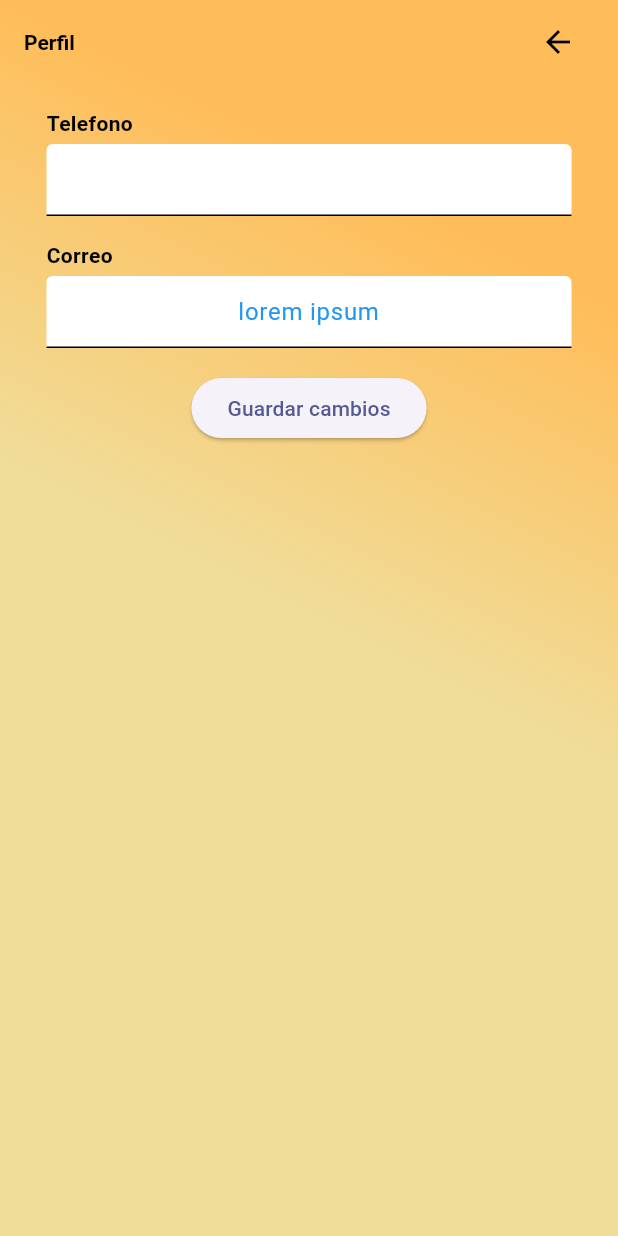
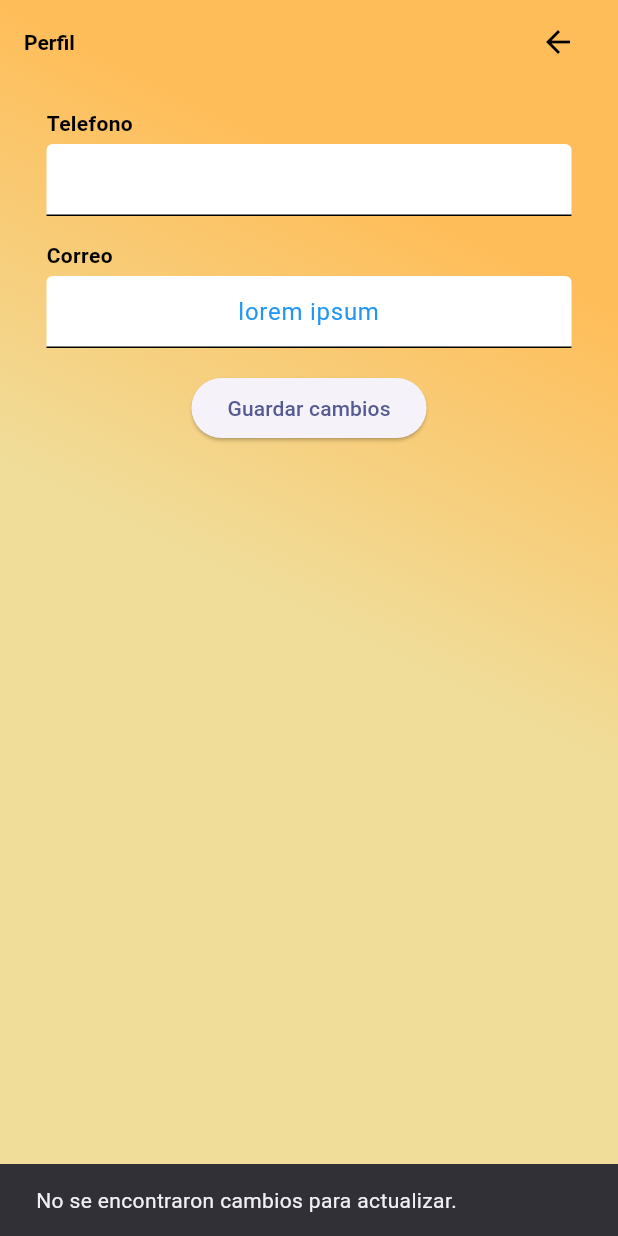
Before and after one commit to Jncr22/flutter-eventview-app, a Flutter app: the SettingAccountView screen opened by its route, after a tap on "Guardar cambios", on a phone screen of 412 x 824 dp. Run offline on Flutter 3.47's test engine with Material 3 defaults, Android fonts, the phone set to English and light mode, and no system bars; our stand-ins replace camera, cloud_firestore, firebase_auth, firebase_core, firebase_storage, flutter_pw_validator and 4 more; accounts and stored records are empty; network calls fail.

Commit message:
feat - se agregaron alerta para errores o acciones (SnackBars)

```diff
--- a/lib/presentation/screens/student/settings/setting_account_screen.dart
+++ b/lib/presentation/screens/student/settings/setting_account_screen.dart
@@ -36,7 +36,11 @@ class _SettingAccountViewState extends State<SettingAccountView> {
         });
       }
     } catch (e) {
-      print('Error al obtener los datos del usuario: $e');
+      if (mounted) {
+        ScaffoldMessenger.of(context).showSnackBar(
+          SnackBar(content: Text('Error al obtener los datos del usuario: $e')),
+        );
+      }
     }
   }
 
@@ -121,7 +125,12 @@ class _SettingAccountViewState extends State<SettingAccountView> {
     if (updates.isNotEmpty) {
       AuthService().updateUserProfile(updates);
     } else {
-      print('No se encontraron cambios para actualizar.');
+      if (mounted) {
+        ScaffoldMessenger.of(context).showSnackBar(
+          const SnackBar(
+              content: Text('No se encontraron cambios para actualizar.')),
+        );
+      }
     }
   }
 }
```
Also changed, not shown: lib/presentation/screens/student/home_student_screen.dart (+7 -2 lines), lib/presentation/screens/student/settings/camerastudent.dart (+16 -6 lines), lib/presentation/screens/student/settings/setting_profile_screen.dart (+11 -2 lines), lib/presentation/screens/student/settings/setting_students.dart (+6 -2 lines).
